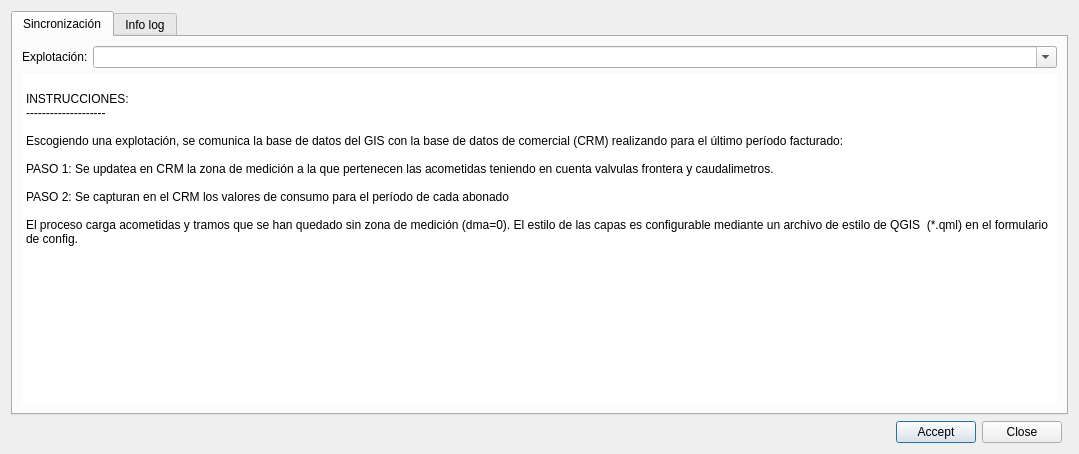
Old version of the form ui/crm_trace.ui in the repository Giswater/giswater_qgis_plugin.
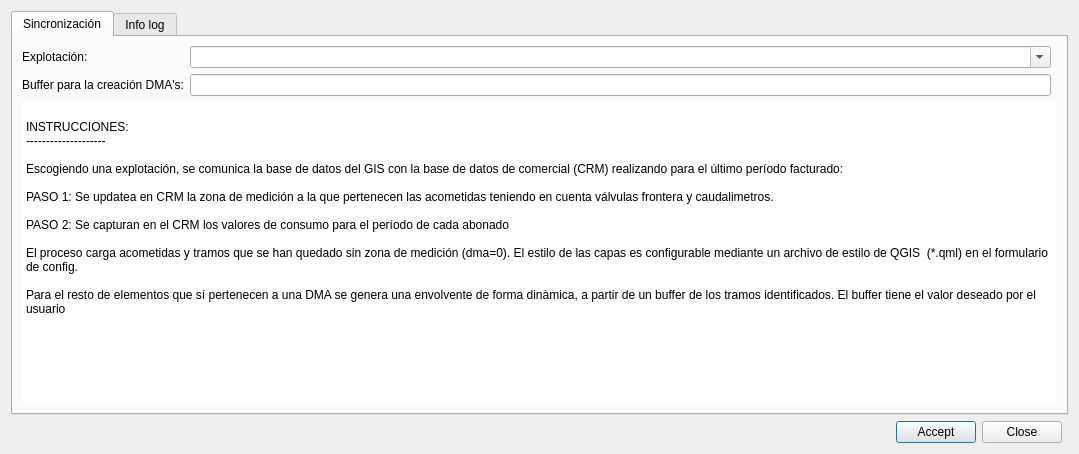
New version of the form.

Diff of the .ui file:
```diff
--- a/ui/crm_trace.ui
+++ b/ui/crm_trace.ui
@@ -24,7 +24,7 @@
        <string>Sincronización</string>
       </attribute>
       <layout class="QGridLayout" name="gridLayout_2">
-       <item row="4" column="0" colspan="2">
+       <item row="6" column="0" colspan="2">
         <widget class="QPlainTextEdit" name="txt_desc">
          <property name="font">
           <font>
@@ -53,20 +53,32 @@
 
 Escogiendo una explotación, se comunica la base de datos del GIS con la base de datos de comercial (CRM) realizando para el último período facturado:
 
-PASO 1: Se updatea en CRM la zona de medición a la que pertenecen las acometidas teniendo en cuenta valvulas frontera y caudalimetros.
+PASO 1: Se updatea en CRM la zona de medición a la que pertenecen las acometidas teniendo en cuenta válvulas frontera y caudalimetros.
 
 PASO 2: Se capturan en el CRM los valores de consumo para el período de cada abonado
 
-El proceso carga acometidas y tramos que se han quedado sin zona de medición (dma=0). El estilo de las capas es configurable mediante un archivo de estilo de QGIS  (*.qml) en el formulario de config.</string>
+El proceso carga acometidas y tramos que se han quedado sin zona de medición (dma=0). El estilo de las capas es configurable mediante un archivo de estilo de QGIS  (*.qml) en el formulario de config.
+
+Para el resto de elementos que sí pertenecen a una DMA se genera una envolvente de forma dinàmica, a partir de un buffer de los tramos identificados. El buffer tiene el valor deseado por el usuario</string>
          </property>
          <property name="backgroundVisible">
           <bool>false</bool>
          </property>
         </widget>
        </item>
-       <item row="2" column="0" colspan="2">
-        <layout class="QHBoxLayout" name="horizontalLayout_2">
-         <item>
+       <item row="3" column="0">
+        <layout class="QGridLayout" name="gridLayout_4">
+         <item row="1" column="0">
+          <widget class="QLabel" name="label">
+           <property name="text">
+            <string>Buffer para la creación DMA's:</string>
+           </property>
+          </widget>
+         </item>
+         <item row="1" column="1">
+          <widget class="QLineEdit" name="buffer"/>
+         </item>
+         <item row="0" column="0">
           <widget class="QLabel" name="lbl_main">
            <property name="maximumSize">
             <size>
@@ -79,7 +91,7 @@
            </property>
           </widget>
          </item>
-         <item>
+         <item row="0" column="1">
           <widget class="QComboBox" name="cbo_expl">
            <property name="editable">
             <bool>true</bool>
```
Left out of the diff: 62 changed lines with no effect on the pictures.
